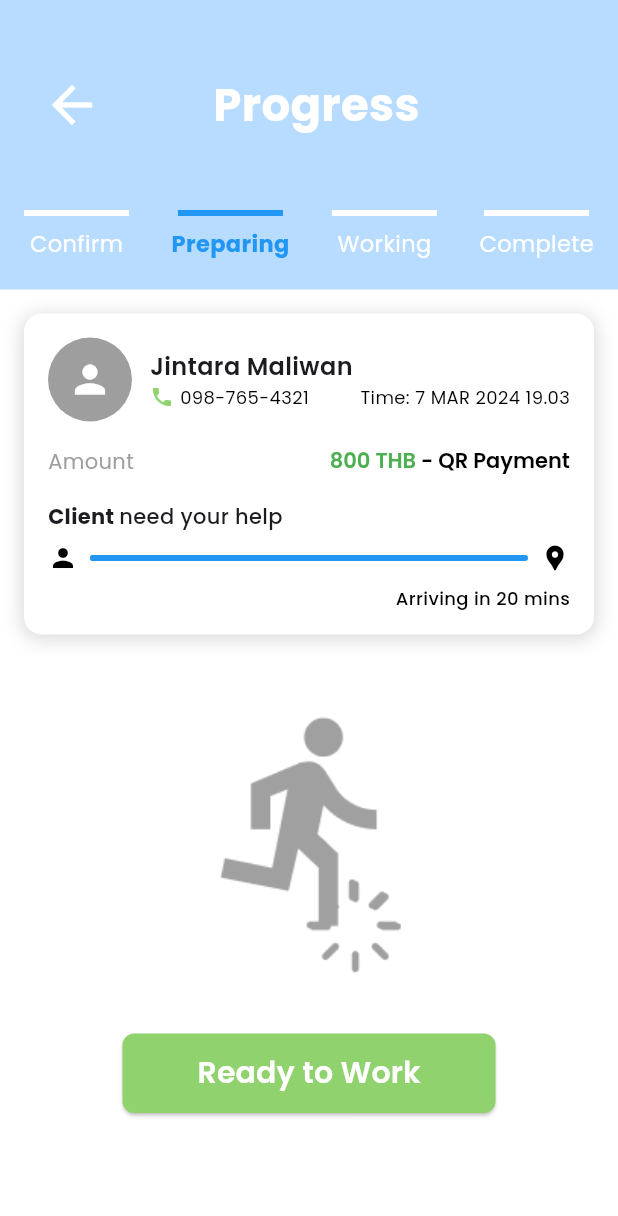
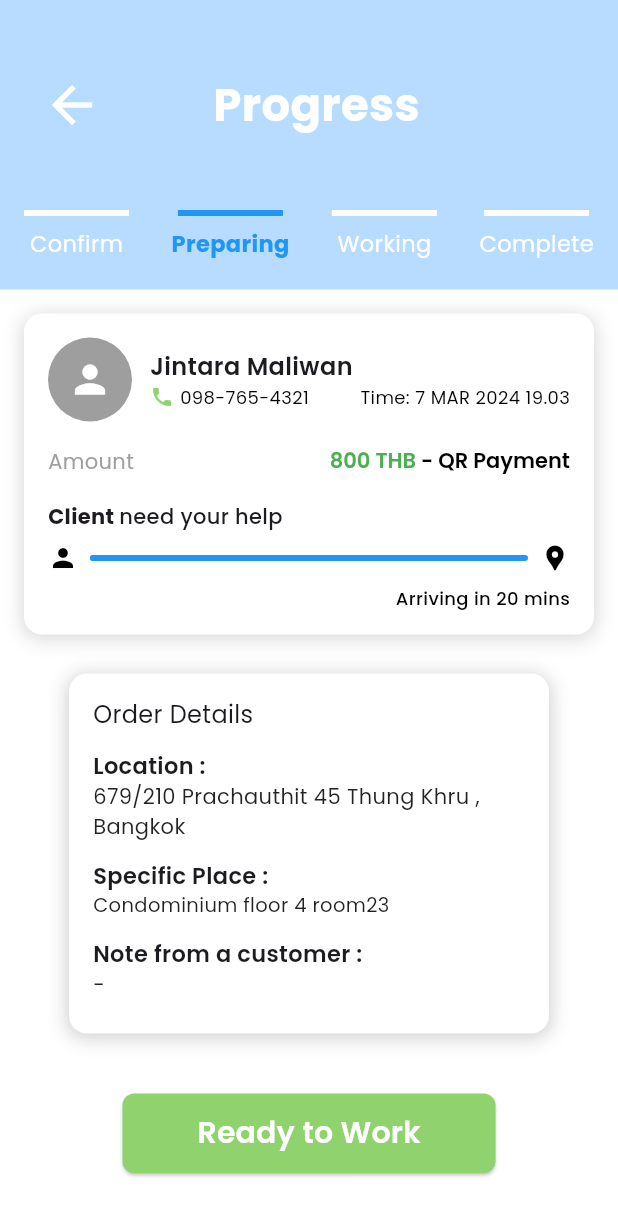
Before and after one commit to Kamila3820/HOCA_frontend, a Flutter app: the WorkerArrivalPage screen opened directly, on a phone screen of 412 x 824 dp. Shown: the top 1216 px of the screen. Run offline on Flutter 3.47's test engine with Material 3 defaults, Android fonts, the phone set to English and light mode, and no system bars; our stand-ins replace dio, flutter_dotenv, font_awesome_flutter, geocoding, google_fonts, google_maps_flutter and 5 more; missing offline and left inert: flutter_platform_alert; accounts and stored records are empty; generated files the repository leaves out were written again.

Commit message:
38_commit
[ADD] Box of information

```diff
--- a/hoca_frontend/lib/pages/WorkerProgress/preparing.dart
+++ b/hoca_frontend/lib/pages/WorkerProgress/preparing.dart
@@ -271,15 +271,83 @@ class WorkerArrivalPage extends StatelessWidget {
                 ],
               ),
             ),
-              const SizedBox(height: 30), // Add some space before the image
-                  // Runman Image
-                  Center(
-                    child: Image.asset(
-                      'assets/images/runman.png', // Path to your image
-                      height: 180, // Set the height as needed
-                      fit: BoxFit.cover, // Adjust the fit as needed
+             const SizedBox(height: 10),
+            Container(
+              height: 240,
+              width: 320,
+              margin: const EdgeInsets.symmetric(horizontal: 16),
+              padding: const EdgeInsets.all(16),
+              decoration: BoxDecoration(
+                color: Colors.white,
+                borderRadius: BorderRadius.circular(12),
+                boxShadow: [
+                  BoxShadow(
+                    color: Colors.grey.withOpacity(0.5),
+                    spreadRadius: 1,
+                    blurRadius: 10,
+                    offset: const Offset(0, 2),
+                  ),
+                ],
+              ),
+              child: Column(
+                crossAxisAlignment: CrossAxisAlignment.start,
+                children: [
+                  Text(
+                    'Order Details',
+                    style: GoogleFonts.poppins(
+                      fontSize: 16,
+                      fontWeight: FontWeight.w400,
                     ),
                   ),
+                   const SizedBox(height: 12),
+                  Text(
+                    'Location :',
+                    style: GoogleFonts.poppins(
+                      fontSize: 15,
+                      fontWeight: FontWeight.w600,
+                    ),
+                  ),
+                  Text(
+                    '679/210 Prachauthit 45 Thung Khru , Bangkok',
+                    style: GoogleFonts.poppins(
+                      fontSize: 14,
+                      color: Colors.black87,
+                    ),
+                  ),
+                  const SizedBox(height: 12),
+                  Text(
+                    'Specific Place :',
+                    style: GoogleFonts.poppins(
+                      fontSize: 15,
+                      fontWeight: FontWeight.w600,
+                    ),
+                  ),
+                  Text(
+                    'Condominium floor 4 room23',
+                    style: GoogleFonts.poppins(
+                      fontSize: 13,
+                      color: Colors.black87,
+                    ),
+                  ),
+
+                 const SizedBox(height: 12),
+                  Text(
+                    'Note from a customer :',
+                    style: GoogleFonts.poppins(
+                      fontSize: 15,
+                      fontWeight: FontWeight.w600,
+                    ),
+                  ),
+                  Text(
+                    '-',
+                    style: GoogleFonts.poppins(
+                      fontSize: 14,
+                      color: Colors.black87,
+                    ),
+                  ),
+                ],
+              ),
+            ),
                   const SizedBox(height: 40), // Optional: Add some space before the button
 ElevatedButton(
   onPressed: () {
```
